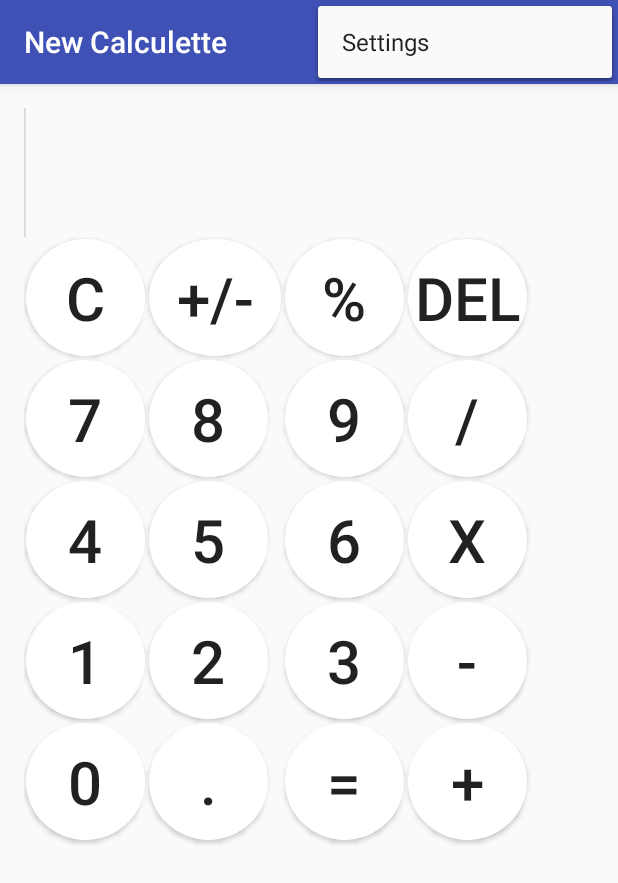
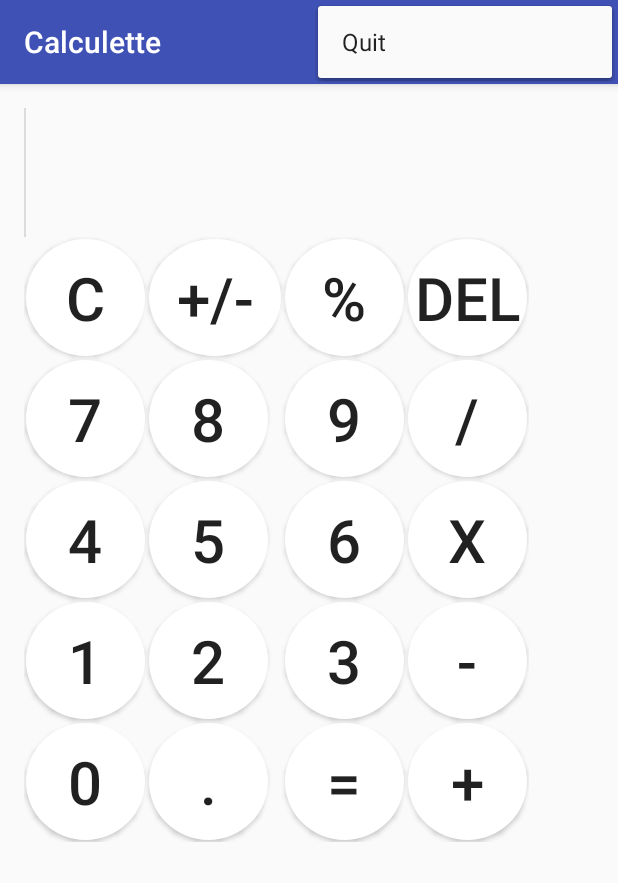
Before and after one commit to DJEX93/NewCalculette, an Android app: the screen it shows after launch (MainActivity), with the options menu open, on a phone screen of 412 x 824 dp. Shown: the top 883 px of the screen. Run offline under Robolectric (Android 15) with nearby library versions, the phone set to English and light mode, and no system bars.

Commit message:
Quitte Bouton
Changement du bouton Settings en Bouton Quit
Ajout du code pour Quitter l'app

```diff
--- a/app/src/main/res/layout/content_main.xml
+++ b/app/src/main/res/layout/content_main.xml
@@ -30,14 +30,20 @@
         android:scrollIndicators="left|right"
         android:textIsSelectable="true" />
 
+    <HorizontalScrollView
+        android:layout_width="wrap_content"
+        android:layout_height="wrap_content"
+        android:id="@+id/horizontalScrollView"
+        android:layout_below="@+id/ecran">
+
         <GridLayout
             android:layout_width="match_parent"
             android:layout_height="match_parent"
             android:layout_below="@+id/ecran"
             android:clickable="false"
             android:useDefaultMargins="false"
-        android:layout_alignParentEnd="true"
-        android:layout_alignParentStart="true">
+            android:layout_alignParentStart="true"
+            android:layout_alignParentEnd="true">
 
             <Button
                 android:layout_width="wrap_content"
@@ -175,14 +181,14 @@
             <Button
                 android:layout_width="79dp"
                 android:layout_height="78dp"
-            android:text="x"
                 android:id="@+id/buttonMul"
                 android:layout_row="2"
                 android:layout_column="3"
                 android:clickable="false"
                 android:background="@drawable/roundboutton"
                 android:textSize="40dp"
-            android:layout_margin="1dp" />
+                android:layout_margin="1dp"
+                android:text="X" />
 
             <Button
                 android:layout_width="79dp"
@@ -281,5 +287,7 @@
                 android:layout_margin="1dp" />
 
         </GridLayout>
+    </HorizontalScrollView>
+
 </RelativeLayout
     >
--- a/app/src/main/res/values/strings.xml
+++ b/app/src/main/res/values/strings.xml
@@ -1,4 +1,4 @@
 <resources>
-    <string name="app_name">New Calculette</string>
-    <string name="action_settings">Settings</string>
+    <string name="app_name">Calculette</string>
+    <string name="action_settings">Quit</string>
 </resources>
```
Also changed, not shown: app/build.gradle (+8 -4 lines), app/src/main/java/com/mhb/newcalculette/MainActivity.java (+12 -3 lines), 1 other file. Lines whose indentation alone changed are shown as unchanged.
